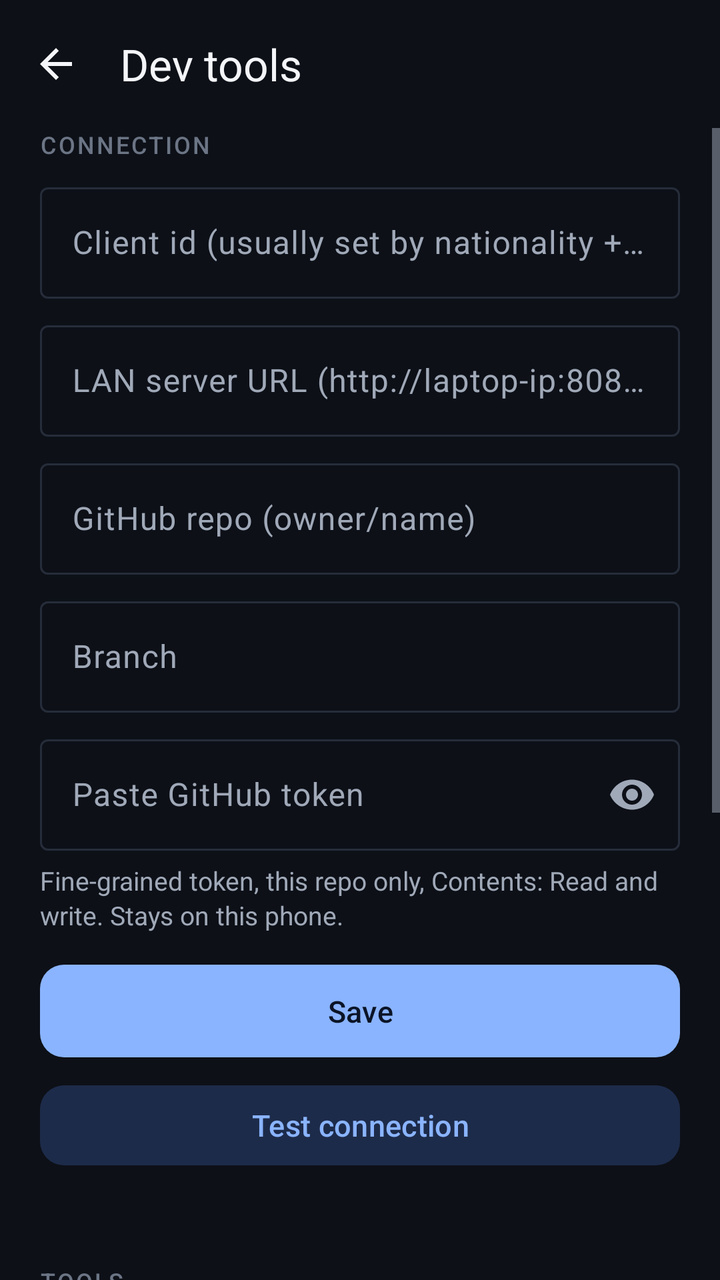
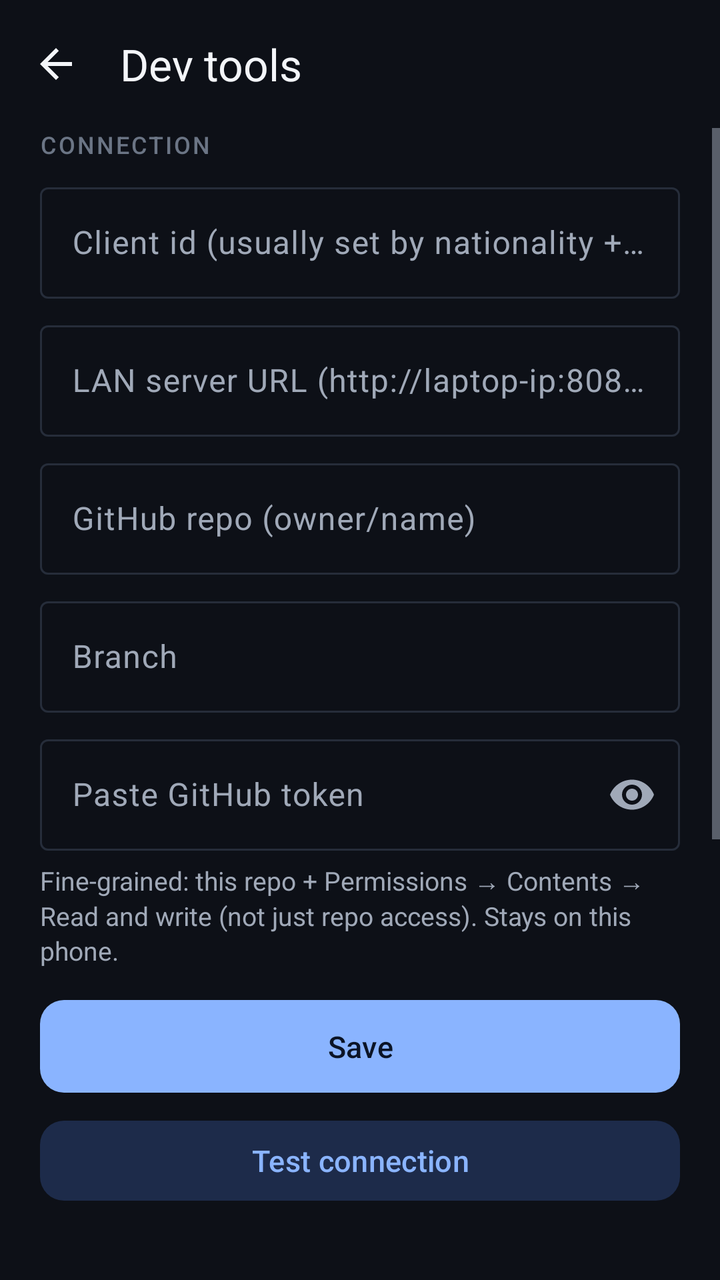

Two renders of the same Android screen: before a commit and after it. Below are the layout's source before the change and the commit's diff.
<!-- AndroidManifest.xml: application theme Theme.PhoneAngle -->
<!-- res/layout/activity_dev_tools.xml -->
<?xml version="1.0" encoding="utf-8"?>
<LinearLayout xmlns:android="http://schemas.android.com/apk/res/android"
    xmlns:app="http://schemas.android.com/apk/res-auto"
    android:layout_width="match_parent"
    android:layout_height="match_parent"
    android:background="@color/bg"
    android:orientation="vertical">

    <com.google.android.material.appbar.MaterialToolbar
        android:id="@+id/toolbar"
        android:layout_width="match_parent"
        android:layout_height="?attr/actionBarSize"
        android:background="@color/bg"
        app:navigationIcon="@drawable/ic_back"
        app:title="@string/dev_title"
        app:titleTextColor="@color/ink" />

    <ScrollView
        android:layout_width="match_parent"
        android:layout_height="match_parent"
        android:fillViewport="true">

        <LinearLayout
            android:layout_width="match_parent"
            android:layout_height="wrap_content"
            android:orientation="vertical"
            android:paddingHorizontal="20dp"
            android:paddingBottom="32dp">

            <TextView
                style="@style/Text.App.Section"
                android:layout_width="match_parent"
                android:layout_height="wrap_content"
                android:text="@string/dev_connection_section" />

            <com.google.android.material.textfield.TextInputLayout
                android:layout_width="match_parent"
                android:layout_height="wrap_content"
                android:layout_marginTop="8dp"
                android:hint="@string/dev_client_id">

                <com.google.android.material.textfield.TextInputEditText
                    android:id="@+id/clientIdInput"
                    android:layout_width="match_parent"
                    android:layout_height="wrap_content"
                    android:inputType="textNoSuggestions"
                    android:singleLine="true" />
            </com.google.android.material.textfield.TextInputLayout>

            <com.google.android.material.textfield.TextInputLayout
                android:layout_width="match_parent"
                android:layout_height="wrap_content"
                android:layout_marginTop="8dp"
                android:hint="@string/dev_server_url">

                <com.google.android.material.textfield.TextInputEditText
                    android:id="@+id/serverUrlInput"
                    android:layout_width="match_parent"
                    android:layout_height="wrap_content"
                    android:inputType="textUri"
                    android:singleLine="true" />
            </com.google.android.material.textfield.TextInputLayout>

            <com.google.android.material.textfield.TextInputLayout
                android:layout_width="match_parent"
                android:layout_height="wrap_content"
                android:layout_marginTop="8dp"
                android:hint="@string/dev_github_repo">

                <com.google.android.material.textfield.TextInputEditText
                    android:id="@+id/githubRepoInput"
                    android:layout_width="match_parent"
                    android:layout_height="wrap_content"
                    android:inputType="textUri"
                    android:singleLine="true" />
            </com.google.android.material.textfield.TextInputLayout>

            <com.google.android.material.textfield.TextInputLayout
                android:layout_width="match_parent"
                android:layout_height="wrap_content"
                android:layout_marginTop="8dp"
                android:hint="@string/dev_github_branch">

                <com.google.android.material.textfield.TextInputEditText
                    android:id="@+id/githubBranchInput"
                    android:layout_width="match_parent"
                    android:layout_height="wrap_content"
                    android:inputType="textNoSuggestions"
                    android:singleLine="true" />
            </com.google.android.material.textfield.TextInputLayout>

            <com.google.android.material.textfield.TextInputLayout
                android:layout_width="match_parent"
                android:layout_height="wrap_content"
                android:layout_marginTop="8dp"
                android:hint="@string/dev_github_token"
                app:endIconMode="password_toggle">

                <com.google.android.material.textfield.TextInputEditText
                    android:id="@+id/githubTokenInput"
                    android:layout_width="match_parent"
                    android:layout_height="wrap_content"
                    android:inputType="textPassword"
                    android:singleLine="true" />
            </com.google.android.material.textfield.TextInputLayout>

            <TextView
                style="@style/Text.App.Body"
                android:layout_width="match_parent"
                android:layout_height="wrap_content"
                android:layout_marginTop="6dp"
                android:text="@string/dev_token_help" />

            <com.google.android.material.button.MaterialButton
                android:id="@+id/saveButton"
                android:layout_width="match_parent"
                android:layout_height="wrap_content"
                android:layout_marginTop="12dp"
                android:text="@string/dev_save"
                app:backgroundTint="@color/accent"
                app:cornerRadius="12dp" />

            <com.google.android.material.button.MaterialButton
                android:id="@+id/testButton"
                style="@style/Widget.Material3.Button.TonalButton"
                android:layout_width="match_parent"
                android:layout_height="wrap_content"
                android:layout_marginTop="6dp"
                android:text="@string/dev_test"
                app:cornerRadius="12dp" />

            <TextView
                android:id="@+id/testResult"
                style="@style/Text.App.Body"
                android:layout_width="match_parent"
                android:layout_height="wrap_content"
                android:layout_marginTop="6dp" />

            <TextView
                style="@style/Text.App.Section"
                android:layout_width="match_parent"
                android:layout_height="wrap_content"
                android:layout_marginTop="22dp"
                android:text="@string/dev_tools_section" />

            <com.google.android.material.button.MaterialButton
                android:id="@+id/openHudButton"
                style="@style/Widget.Material3.Button.OutlinedButton"
                android:layout_width="match_parent"
                android:layout_height="wrap_content"
                android:layout_marginTop="8dp"
                android:text="@string/dev_open_hud"
                app:cornerRadius="12dp" />

            <com.google.android.material.button.MaterialButton
                android:id="@+id/openExperimentsButton"
                style="@style/Widget.Material3.Button.OutlinedButton"
                android:layout_width="match_parent"
                android:layout_height="wrap_content"
                android:layout_marginTop="6dp"
                android:text="@string/dev_open_experiments"
                app:cornerRadius="12dp" />

            <com.google.android.material.button.MaterialButton
                android:id="@+id/openTypedButton"
                style="@style/Widget.Material3.Button.OutlinedButton"
                android:layout_width="match_parent"
                android:layout_height="wrap_content"
                android:layout_marginTop="6dp"
                android:text="@string/dev_open_typed"
                app:cornerRadius="12dp" />

            <com.google.android.material.button.MaterialButton
                android:id="@+id/openHudSettingsButton"
                style="@style/Widget.Material3.Button.OutlinedButton"
                android:layout_width="match_parent"
                android:layout_height="wrap_content"
                android:layout_marginTop="6dp"
                android:text="@string/dev_open_hud_settings"
                app:cornerRadius="12dp" />

            <TextView
                style="@style/Text.App.Section"
                android:layout_width="match_parent"
                android:layout_height="wrap_content"
                android:layout_marginTop="22dp"
                android:text="@string/dev_danger_section" />

            <com.google.android.material.button.MaterialButton
                android:id="@+id/clearTrialsButton"
                style="@style/Widget.Material3.Button.TextButton"
                android:layout_width="match_parent"
                android:layout_height="wrap_content"
                android:text="@string/dev_clear_trials"
                android:textColor="@color/status_warn" />

            <com.google.android.material.button.MaterialButton
                android:id="@+id/clearModelsButton"
                style="@style/Widget.Material3.Button.TextButton"
                android:layout_width="match_parent"
                android:layout_height="wrap_content"
                android:text="@string/dev_clear_models"
                android:textColor="@color/status_warn" />
        </LinearLayout>
    </ScrollView>
</LinearLayout>
<!-- resources referenced by this layout -->
<resources>
  <color name="accent">#8AB4FF</color>
  <color name="bg">#0D1017</color>
  <color name="ink">#F3F5F9</color>
  <color name="status_warn">#FFB38A</color>
  <!-- drawable ic_back (drawable) -->
  <?xml version="1.0" encoding="utf-8"?>
  <vector xmlns:android="http://schemas.android.com/apk/res/android"
      android:width="24dp"
      android:height="24dp"
      android:viewportWidth="24"
      android:viewportHeight="24">
      <path
          android:fillColor="#F3F5F9"
          android:pathData="M20,11H7.83l5.59,-5.59L12,4l-8,8 8,8 1.41,-1.41L7.83,13H20v-2z" />
  </vector>
  <string name="dev_clear_models">Delete all models on this phone</string>
  <string name="dev_clear_trials">Delete all trials on this phone</string>
  <string name="dev_client_id">Client id (usually set by nationality + Class/Personal)</string>
  <string name="dev_connection_section">Connection</string>
  <string name="dev_danger_section">Danger zone</string>
  <string name="dev_github_branch">Branch</string>
  <string name="dev_github_repo">GitHub repo (owner/name)</string>
  <string name="dev_github_token">Paste GitHub token</string>
  <string name="dev_open_experiments">Experiments and synthetic data</string>
  <string name="dev_open_hud">Live orientation HUD</string>
  <string name="dev_open_hud_settings">HUD settings</string>
  <string name="dev_open_typed">Typed-word trials → Collect tab</string>
  <string name="dev_save">Save</string>
  <string name="dev_server_url">LAN server URL (http://laptop-ip:8080)</string>
  <string name="dev_test">Test connection</string>
  <string name="dev_title">Dev tools</string>
  <string name="dev_token_help">Fine-grained token, this repo only, Contents: Read and write. Stays on this phone.</string>
  <string name="dev_tools_section">Tools</string>
  <style name="Text.App.Body" parent="">
          <item name="android:textColor">@color/muted</item>
          <item name="android:textSize">13sp</item>
          <item name="android:lineSpacingExtra">2dp</item>
      </style>
  <style name="Text.App.Section" parent="">
          <item name="android:fontFamily">sans-serif-medium</item>
          <item name="android:textColor">@color/faint</item>
          <item name="android:textSize">12sp</item>
          <item name="android:textAllCaps">true</item>
          <item name="android:letterSpacing">0.08</item>
      </style>
  <color name="muted">#A0A9B8</color>
  <color name="faint">#6B7585</color>
  <color name="btn_primary_text">#0B1426</color>
  <color name="accent_soft">#1D2B4A</color>
  <color name="surface">#161A23</color>
  <color name="surface_high">#1E2430</color>
  <color name="line">#262D3A</color>
  <style name="Widget.App.Button" parent="Widget.Material3.Button">
          <item name="backgroundTint">@color/accent</item>
          <item name="android:textColor">@color/btn_primary_text</item>
          <item name="cornerRadius">14dp</item>
          <item name="android:textAllCaps">false</item>
          <item name="android:textSize">15sp</item>
          <item name="android:fontFamily">sans-serif-medium</item>
          <item name="android:paddingTop">13dp</item>
          <item name="android:paddingBottom">13dp</item>
      </style>
  <!-- unchanged entries left out for length: 1 -->
</resources>

<!-- the commit's change to res/layout/activity_dev_tools.xml (unified diff, before → after) -->
@@ -162,15 +162,6 @@
                 app:cornerRadius="12dp" />
 
             <com.google.android.material.button.MaterialButton
-                android:id="@+id/openTypedButton"
-                style="@style/Widget.Material3.Button.OutlinedButton"
-                android:layout_width="match_parent"
-                android:layout_height="wrap_content"
-                android:layout_marginTop="6dp"
-                android:text="@string/dev_open_typed"
-                app:cornerRadius="12dp" />
-
-            <com.google.android.material.button.MaterialButton
                 android:id="@+id/openHudSettingsButton"
                 style="@style/Widget.Material3.Button.OutlinedButton"
                 android:layout_width="match_parent"
<!-- resource entries referenced after the edit -->
@@ -26,12 +26,11 @@
   <string name="dev_open_experiments">Experiments and synthetic data</string>
   <string name="dev_open_hud">Live orientation HUD</string>
   <string name="dev_open_hud_settings">HUD settings</string>
-  <string name="dev_open_typed">Typed-word trials → Collect tab</string>
   <string name="dev_save">Save</string>
   <string name="dev_server_url">LAN server URL (http://laptop-ip:8080)</string>
   <string name="dev_test">Test connection</string>
   <string name="dev_title">Dev tools</string>
-  <string name="dev_token_help">Fine-grained token, this repo only, Contents: Read and write. Stays on this phone.</string>
+  <string name="dev_token_help">Fine-grained: this repo + Permissions → Contents → Read and write (not just repo access). Stays on this phone.</string>
   <string name="dev_tools_section">Tools</string>
   <style name="Text.App.Body" parent="">
           <item name="android:textColor">@color/muted</item>
